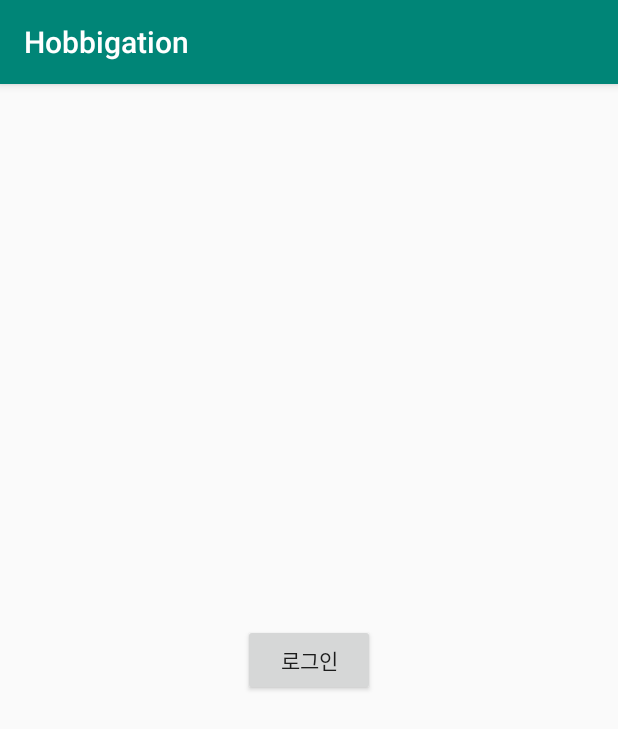
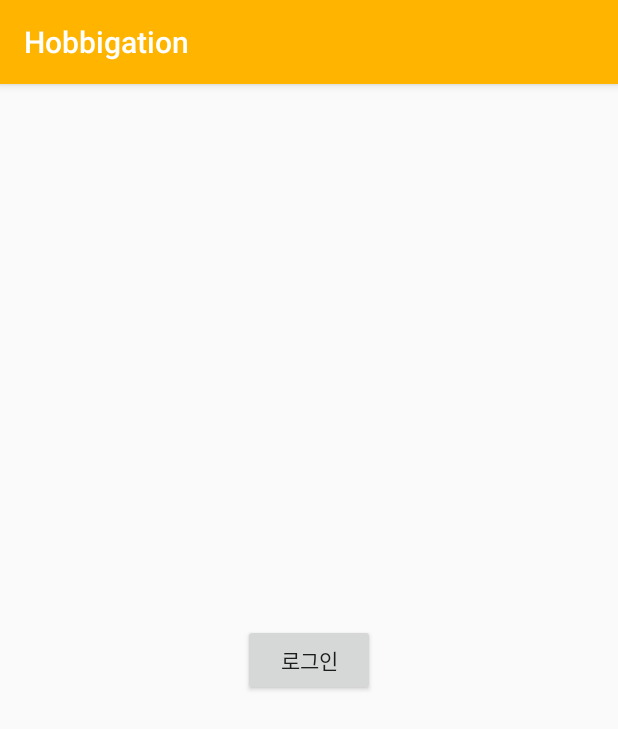
Before and after one commit to eunsongsong/Hobbigation, an Android app: the screen it shows after launch (MainActivity), on a phone screen of 412 x 824 dp. Shown: the top 729 px of the screen. Run offline under Robolectric (Android 15) with nearby library versions, the phone set to English and light mode, and no system bars; our stand-ins replace Firebase (no records; nobody signed in at launch, a user with empty details on screens opened directly).

```diff
--- a/app/src/main/res/values-v21/styles.xml
+++ b/app/src/main/res/values-v21/styles.xml
@@ -3,9 +3,9 @@
 
     <style name="AppTheme" parent="Theme.AppCompat.Light.DarkActionBar">
         <!-- Customize your theme here. -->
-        <item name="colorPrimary">@color/colorPrimary</item>
-        <item name="colorPrimaryDark">@color/colorPrimaryDark</item>
+        <item name="colorPrimaryDark">#FFC81E</item>
+        <item name="colorPrimary">#FFB400</item>
         <item name="colorAccent">@color/colorAccent</item>
-        <item name="android:statusBarColor">#000</item>
+        <item name="android:statusBarColor">#FFC81E</item>
     </style>
 </resources>
--- a/app/src/main/res/values/styles.xml
+++ b/app/src/main/res/values/styles.xml
@@ -3,9 +3,10 @@
     <!-- Base application theme. -->
     <style name="AppTheme" parent="Theme.AppCompat.Light.DarkActionBar">
         <!-- Customize your theme here. -->
-        <item name="colorPrimary">@color/colorPrimary</item>
-        <item name="colorPrimaryDark">@color/colorPrimaryDark</item>
+        <item name="colorPrimaryDark">#FFC81E</item>
+        <item name="colorPrimary">#FFB400</item>
         <item name="colorAccent">@color/colorAccent</item>
+        <item name="android:statusBarColor">#FFC81E</item>
     </style>
 
     <style name="SplashTheme" parent="android:Theme.Light.NoTitleBar">
```
Also changed, not shown: app/src/main/res/drawable/splash_background.PNG (deleted), app/src/main/res/drawable/splash_background2.PNG (deleted), app/src/main/res/drawable/splash_background4.PNG (deleted), app/src/main/res/drawable/splash_background5.PNG (deleted), app/src/main/res/drawable/splash_background6.png (deleted).
